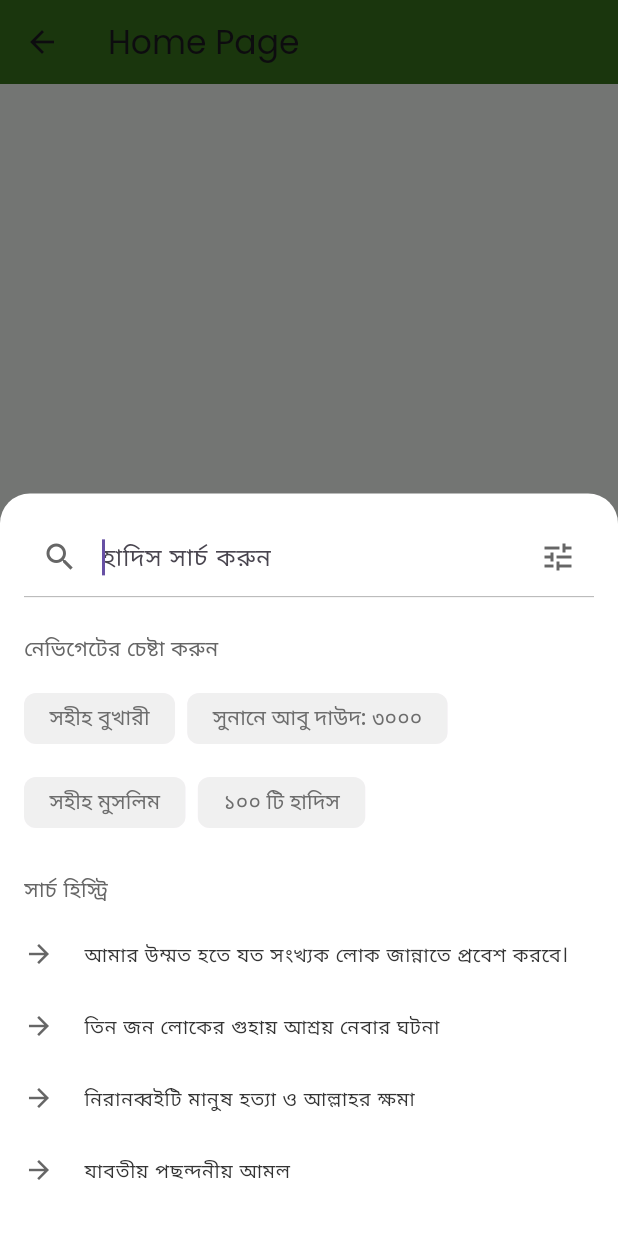
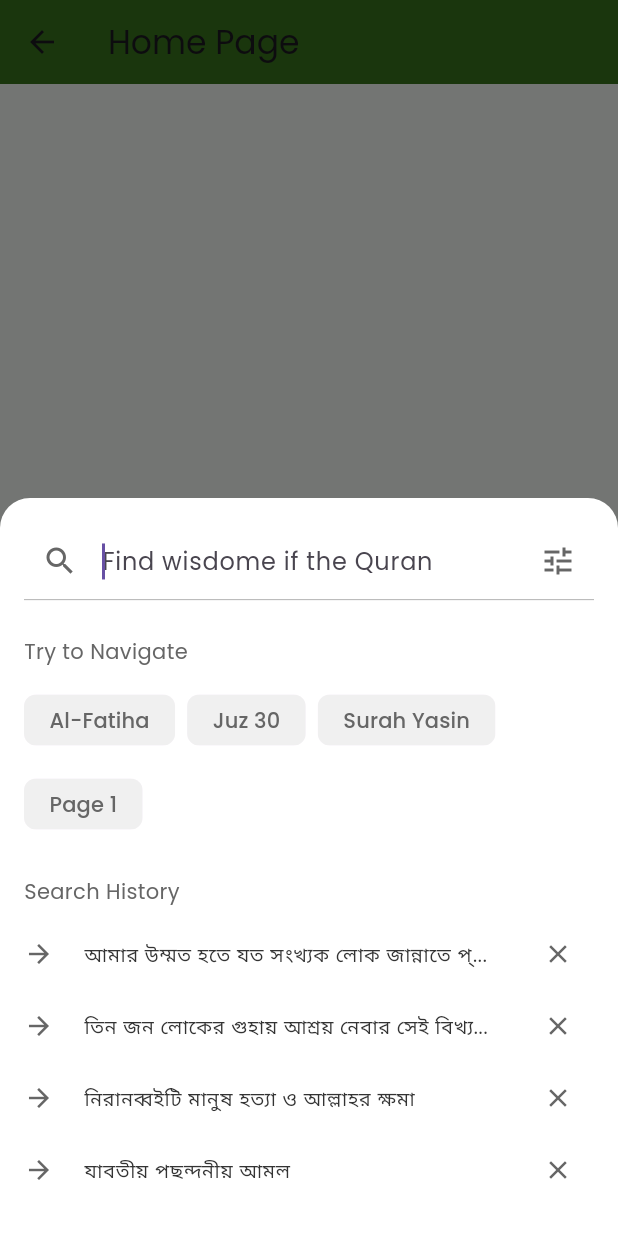
Before and after one commit to shakilmahmud10/shakil_new, a Flutter app: the BottomSheetSearch screen opened directly, after a tap on "Search Bottom Sheet", on a phone screen of 412 x 824 dp. Run offline on Flutter 3.47's test engine with Material 3 defaults, Android fonts, the phone set to English and light mode, and no system bars; our stand-ins replace flutter_svg.

Commit message:
Update search_bottom_sheet.dart

```diff
--- a/lib/project_pages/search_bottom_sheet.dart
+++ b/lib/project_pages/search_bottom_sheet.dart
@@ -1,13 +1,26 @@
 import 'package:flutter/material.dart';
 
-// --- Color Constants ---
-const Color darkOliveGreen = Color(0xFF38761D);
-const Color veryDarkGray = Color(0xFF333333);
-const Color mediumGray = Color(0xFF666666);
+// --- Color Constants (Color Palette) ---
+// Primary Color: darkOliveGreen
+const Color primaryColor = Color(0xFF38761D);
+// Secondary Color: veryDarkGray (Text/Icon)
+const Color secondaryColor = Color(0xFF333333);
+// PureWhite
+const Color pureWhite = Color(0xFFFFFFFF);
+// Grey1 (mediumGray)
+const Color grey1 = Color(0xFF666666);
+// Light Gray (For borders/dividers)
 const Color lightGray = Color(0xFF999999);
-const Color veryLightGray = Color(0xFFF0F0F0);
-const Color lightMintGreen = Color(0xFFE8F5E9);
-const Color pureWhite = Color(0xFFFFFFFF);
+// 3rd Color / Background Fill (veryLightGray)
+const Color backgroundFill = Color(0xFFF0F0F0);
+// lightMintGreen (Unused, removed for simplicity, but kept for reference)
+// const Color lightMintGreen = Color(0xFFE8F5E9);
+
+// Old names mapped to new names for consistency
+const Color darkOliveGreen = primaryColor;
+const Color veryDarkGray = secondaryColor;
+const Color mediumGray = grey1;
+const Color veryLightGray = backgroundFill;
 
 void main() {
   runApp(const HadithApp());
@@ -21,8 +34,15 @@ class HadithApp extends StatelessWidget {
     return MaterialApp(
       title: 'Al Hadith',
       theme: ThemeData(
+        // Primary Swatch updated to use the primaryColor
+        primaryColor: primaryColor,
+        scaffoldBackgroundColor: pureWhite,
+        colorScheme: ColorScheme.fromSwatch(
           primarySwatch: Colors.green,
-        scaffoldBackgroundColor: pureWhite,
+        ).copyWith(
+          primary: primaryColor,
+          secondary: primaryColor, // Secondary color often matches primary
+        ),
       ),
       debugShowCheckedModeBanner: false,
       home: const BottomSheetSearch(),
@@ -39,8 +59,8 @@ class BottomSheetSearch extends StatelessWidget {
       context: context,
       isScrollControlled: true,
       backgroundColor: Colors.transparent,
+      // Sheet content will automatically be responsive due to isScrollControlled: true
       builder: (context) {
-        // This makes the sheet content take 80% of the screen height
         return SearchBottomSheet();
       },
     );
@@ -68,7 +88,7 @@ class BottomSheetSearch extends StatelessWidget {
   }
 }
 
-// --- Search Modal Bottom Sheet (Unchanged as requested) ---
+// --- Search Modal Bottom Sheet ---
 
 class SearchBottomSheet extends StatefulWidget {
   const SearchBottomSheet({super.key});
@@ -79,10 +99,21 @@ class SearchBottomSheet extends StatefulWidget {
 
 class _SearchBottomSheetState extends State<SearchBottomSheet> {
   bool _isFilterPanelVisible = false;
-  int _radioValue = 2; // Default to 'Partial Match' as seen in the video
-  // New state variables add korun
   int _searchInValue = 0; // 0=Translation, 1=Tafsir, 2=Arabic
   int _searchTypeValue = 1; // 0=Exact, 1=Partial
+
+  // *** 1. পরিবর্তন: ড্রপডাউনের সিলেক্টেড ভ্যালু সংরক্ষণের জন্য নতুন state ভ্যারিয়েবল। ***
+  // এগুলিকে nullable (String?) রাখা হয়েছে কারণ প্রথমে কোনো আইটেম সিলেক্ট করা থাকে না।
+  String? _selectedBook;
+  String? _selectedTafsir;
+
+  // History list state variable for deletion
+  final List<String> _historyList = [
+    "আমার উম্মত হতে যত সংখ্যক লোক জান্নাতে প্রবেশ করবে তার বর্ণনা।",
+    "তিন জন লোকের গুহায় আশ্রয় নেবার সেই বিখ্যাত এবং শিক্ষণীয় ঘটনা",
+    "নিরানব্বইটি মানুষ হত্যা ও আল্লাহর ক্ষমা",
+    "যাবতীয় পছন্দনীয় আমল"
+  ];
 
   void _toggleFilterPanel() {
     setState(() {
@@ -90,11 +121,29 @@ class _SearchBottomSheetState extends State<SearchBottomSheet> {
     });
   }
 
+  // Helper Method for Truncation
+  String _getDisplayHistoryText(String text) {
+    const int maxLength = 50;
+    const int truncationLength = 40;
+    if (text.length > maxLength) {
+      return '${text.substring(0, truncationLength)}...';
+    }
+    return text;
+  }
+
+  // Helper Method for Deleting History Item
+  void _deleteHistoryItem(String itemToRemove) {
+    setState(() {
+      _historyList.remove(itemToRemove);
+    });
+  }
+
   @override
   Widget build(BuildContext context) {
+    // build মেথডে কোনো পরিবর্তন নেই...
     return Container(
       decoration: const BoxDecoration(
-        color: pureWhite, // White background
+        color: pureWhite,
         borderRadius: BorderRadius.vertical(top: Radius.circular(20.0)),
       ),
       child: ClipRRect(
@@ -109,14 +158,11 @@ class _SearchBottomSheetState extends State<SearchBottomSheet> {
               children: [
                 _buildSheetSearchBar(),
                 const SizedBox(height: 24.0),
-
-                // এই AnimatedSize উইজেটটি যোগ করুন
                 AnimatedSize(
                   duration: const Duration(milliseconds: 300),
-                  curve: Curves.easeInOut, // একটি সুন্দর অ্যানিমেশন কার্ভ
+                  curve: Curves.easeInOut,
                   child: AnimatedSwitcher(
                     duration: const Duration(milliseconds: 300),
-                    // ... transitionBuilder আগের মতোই থাকবে
                     transitionBuilder:
                         (Widget child, Animation<double> animation) {
                       final isFilterPanel =
@@ -150,26 +196,24 @@ class _SearchBottomSheetState extends State<SearchBottomSheet> {
     );
   }
 
+  // >>> নিচের মেথডগুলোতে কোনো পরিবর্তন করা হয়নি
   Widget _buildSheetSearchBar() {
     return TextField(
       autofocus: true,
       decoration: InputDecoration(
-        hintText: "হাদিস সার্চ করুন",
+        hintText: "Find wisdome if the Quran",
         prefixIcon: const Icon(Icons.search, color: mediumGray),
         suffixIcon: IconButton(
           icon: Icon(
             Icons.tune_sharp,
-            // Change color when filter is open
             color: _isFilterPanelVisible ? darkOliveGreen : mediumGray,
           ),
           onPressed: _toggleFilterPanel,
         ),
         filled: false,
-        // Bottom underline border
         border: const UnderlineInputBorder(
           borderSide: BorderSide(color: lightGray, width: 0.5),
         ),
-        // Green underline when focused
         focusedBorder: const UnderlineInputBorder(
           borderSide: BorderSide(color: lightGray, width: 0.5),
         ),
@@ -183,27 +227,13 @@ class _SearchBottomSheetState extends State<SearchBottomSheet> {
   }
 
   Widget _buildSearchPanelView() {
-    final navChips = [
-      "সহীহ বুখারী",
-      "সুনানে আবু দাউদ: ৩০০০",
-      "সহীহ মুসলিম",
-      "১০০ টি হাদিস"
-    ];
-
-    final history = [
-      "আমার উম্মত হতে যত সংখ্যক লোক জান্নাতে প্রবেশ করবে।",
-      "তিন জন লোকের গুহায় আশ্রয় নেবার ঘটনা",
-      "নিরানব্বইটি মানুষ হত্যা ও আল্লাহর ক্ষমা",
-      "যাবতীয় পছন্দনীয় আমল"
-    ];
+    final navChips = ["Al-Fatiha", "Juz 30", "Surah Yasin", "Page 1"];
 
     return Column(
-      // Unique key for AnimatedSwitcher
       key: const ValueKey('search_panel'),
       crossAxisAlignment: CrossAxisAlignment.start,
       children: [
-        const Text("নেভিগেটের চেষ্টা করুন",
-            style: TextStyle(color: mediumGray)),
+        const Text("Try to Navigate", style: TextStyle(color: mediumGray)),
         const SizedBox(height: 12.0),
         Wrap(
           spacing: 8.0,
@@ -211,43 +241,70 @@ class _SearchBottomSheetState extends State<SearchBottomSheet> {
           children: navChips.map((label) => _buildPanelChip(label)).toList(),
         ),
         const SizedBox(height: 24.0),
-        const Text("সার্চ হিস্ট্রি", style: TextStyle(color: mediumGray)),
+        const Text("Search History", style: TextStyle(color: mediumGray)),
         const SizedBox(height: 8.0),
         Column(
-          children: history
-              .map((item) => ListTile(
+          children: _historyList.map((item) {
+            final displayText = _getDisplayHistoryText(item);
+
+            return ListTile(
               leading: const Icon(Icons.arrow_forward_sharp,
                   size: 20.0, color: mediumGray),
-                    title: Text(item,
+              title: Text(
+                displayText,
                 style: const TextStyle(color: veryDarkGray),
-                        overflow: TextOverflow.ellipsis),
+                maxLines: 1,
+              ),
+              trailing: IconButton(
+                icon: const Icon(Icons.close, color: mediumGray, size: 20.0),
+                onPressed: () {
+                  _deleteHistoryItem(item);
+                },
+                constraints: const BoxConstraints(),
+                padding: const EdgeInsets.all(8.0),
+                splashRadius: 20.0,
+              ),
               contentPadding: EdgeInsets.zero,
               dense: true,
               onTap: () {},
-                  ))
-              .toList(),
+            );
+          }).toList(),
         )
       ],
     );
   }
 
+  // --- মেথডগুলোতে পরিবর্তন করা হয়েছে ---
+
   Widget _buildFilterPanelView() {
+    // *** 2. পরিবর্তন: ড্রপডাউনের জন্য ডামি ডেটা লিস্ট তৈরি করা হয়েছে। ***
+    final List<String> bookItems = [
+      'সহীহ বুখারী',
+      'সহীহ মুসলিম',
+      'সুনানে আবু দাউদ',
+      'জামে আত-তিরমিযী'
+    ];
+    final List<String> tafsirItems = [
+      'তাফসীর ইবনে কাসীর',
+      'তাফসীরে জালালাইন',
+      'তাফসীর আল-তাবারি',
+      'ফী যিলালিল কোরআন'
+    ];
+
     return Column(
       key: const ValueKey('filter_panel'),
       crossAxisAlignment: CrossAxisAlignment.start,
       children: [
-        // Row te 2ta section
         Row(
           crossAxisAlignment: CrossAxisAlignment.start,
           children: [
-            // Search In section
             Expanded(
               child: Column(
                 crossAxisAlignment: CrossAxisAlignment.start,
                 children: [
                   const Text("Search In",
                       style: TextStyle(
-                          fontWeight: FontWeight.bold,
+                          fontWeight: FontWeight.w500,
                           color: veryDarkGray,
                           fontSize: 14)),
                   const SizedBox(height: 8.0),
@@ -258,14 +315,13 @@ class _SearchBottomSheetState extends State<SearchBottomSheet> {
               ),
             ),
             const SizedBox(width: 16.0),
-            // Select Search Type section
             Expanded(
               child: Column(
                 crossAxisAlignment: CrossAxisAlignment.start,
                 children: [
                   const Text("Select Search Type",
                       style: TextStyle(
-                          fontWeight: FontWeight.bold,
+                          fontWeight: FontWeight.w500,
                           color: veryDarkGray,
                           fontSize: 14)),
                   const SizedBox(height: 8.0),
@@ -277,15 +333,43 @@ class _SearchBottomSheetState extends State<SearchBottomSheet> {
           ],
         ),
         const SizedBox(height: 20.0),
+        // আপনার পুরোনো কোডে 'Search by Surah' ছিল, আমি এটিকে আগের 'হাদিস গ্রন্থসমূহ...' দিয়ে প্রতিস্থাপন করেছি।
         const Text("হাদিস গ্রন্থসমূহ সিলেক্ট করুন",
-            style: TextStyle(fontWeight: FontWeight.bold, color: veryDarkGray)),
+            style: TextStyle(fontWeight: FontWeight.w500, color: veryDarkGray)),
         const SizedBox(height: 8.0),
-        _buildDropdown("বই সিলেক্ট করুন"),
+
+        // *** 3. পরিবর্তন: _buildDropdown মেথডে নতুন প্যারামিটার পাস করা হয়েছে। ***
+        _buildDropdown(
+          hint: "বই সিলেক্ট করুন",
+          value: _selectedBook,
+          items: bookItems,
+          onChanged: (newValue) {
+            // setState ব্যবহার করে সিলেক্টেড বইয়ের ভ্যালু আপডেট করা হচ্ছে।
+            setState(() {
+              _selectedBook = newValue;
+            });
+          },
+        ),
+
         const SizedBox(height: 16.0),
+        // আপনার পুরোনো কোডে 'Tafsir Select' ছিল, আমি এটিকে আগের 'তাহকিক সিলেক্ট...' দিয়ে প্রতিস্থাপন করেছি।
         const Text("তাহকিক সিলেক্ট করুন",
-            style: TextStyle(fontWeight: FontWeight.bold, color: veryDarkGray)),
+            style: TextStyle(fontWeight: FontWeight.w500, color: veryDarkGray)),
         const SizedBox(height: 8.0),
-        _buildDropdown("তাহকিক সিলেক্ট করুন"),
+
+        // *** 4. পরিবর্তন: দ্বিতীয় ড্রপডাউনের জন্যেও একই কাজ করা হয়েছে। ***
+        _buildDropdown(
+          hint: "তাফসীর সিলেক্ট করুন",
+          value: _selectedTafsir,
+          items: tafsirItems,
+          onChanged: (newValue) {
+            // setState ব্যবহার করে সিলেক্টেড তাফসীরের ভ্যালু আপডেট করা হচ্ছে।
+            setState(() {
+              _selectedTafsir = newValue;
+            });
+          },
+        ),
+
         const SizedBox(height: 26.0),
         Row(
           children: [
@@ -294,8 +378,8 @@ class _SearchBottomSheetState extends State<SearchBottomSheet> {
                 onPressed: () {},
                 style: ElevatedButton.styleFrom(
                   elevation: 0,
-                  backgroundColor: const Color(0xFFE7E7E7),
-                  foregroundColor: Colors.black,
+                  backgroundColor: backgroundFill,
+                  foregroundColor: veryDarkGray,
                   shape: RoundedRectangleBorder(
                       borderRadius: BorderRadius.circular(8)),
                   padding: const EdgeInsets.symmetric(vertical: 12),
@@ -309,7 +393,7 @@ class _SearchBottomSheetState extends State<SearchBottomSheet> {
                 onPressed: () {},
                 style: ElevatedButton.styleFrom(
                   elevation: 0,
-                  backgroundColor: const Color(0xFF4F8B34),
+                  backgroundColor: primaryColor,
                   foregroundColor: pureWhite,
                   shape: RoundedRectangleBorder(
                       borderRadius: BorderRadius.circular(8)),
@@ -324,15 +408,16 @@ class _SearchBottomSheetState extends State<SearchBottomSheet> {
     );
   }
 
+  // >>> নিচের মেথডগুলোতে কোনো পরিবর্তন করা হয়নি
   Widget _buildPanelChip(String label) {
     return ActionChip(
       label: Text(label),
       onPressed: () {},
       backgroundColor: veryLightGray,
-      labelStyle: const TextStyle(color: Color.fromARGB(255, 109, 109, 109)),
+      labelStyle: const TextStyle(color: mediumGray),
       shape: RoundedRectangleBorder(
         borderRadius: BorderRadius.circular(8.0),
-        side: BorderSide(color: Colors.transparent),
+        side: const BorderSide(color: Colors.transparent),
       ),
       padding: const EdgeInsets.symmetric(horizontal: 8),
     );
@@ -410,10 +495,21 @@ class _SearchBottomSheetState extends State<SearchBottomSheet> {
     );
   }
 
-  Widget _buildDropdown(String hint) {
+  // *** 5. পরিবর্তন: _buildDropdown মেথডটি state পরিচালনার জন্য আপডেট করা হয়েছে। ***
+  /// এটি এখন hint, value, item list এবং onChanged ফাংশন প্যারামিটার হিসেবে গ্রহণ করে।
+  Widget _buildDropdown({
+    required String hint,
+    required String? value,
+    required List<String> items,
+    required ValueChanged<String?> onChanged,
+  }) {
     return DropdownButtonFormField<String>(
+      // Style for the dropdown menu itself
+      dropdownColor: pureWhite,
       hint: Text(hint, style: const TextStyle(color: mediumGray)),
       icon: const Icon(Icons.keyboard_arrow_down, color: mediumGray),
+      // The currently selected value
+      value: value,
       decoration: InputDecoration(
         filled: true,
         fillColor: veryLightGray,
@@ -423,8 +519,22 @@ class _SearchBottomSheetState extends State<SearchBottomSheet> {
         ),
         contentPadding: const EdgeInsets.symmetric(horizontal: 12.0),
       ),
-      items: const [], // Dummy items list
-      onChanged: (value) {},
+      // আইটেম লিস্ট ম্যাপ করে DropdownMenuItem তৈরি করা হচ্ছে।
+      items: items.map((String item) {
+        return DropdownMenuItem<String>(
+          value: item,
+          child: Text(
+            item,
+            // ড্রপডাউন আইটেমের টেক্সট স্টাইল।
+            style: const TextStyle(
+              color: veryDarkGray, // Main text color
+              fontSize: 14,
+            ),
+          ),
+        );
+      }).toList(),
+      // যখন একটি নতুন আইটেম সিলেক্ট করা হয়, তখন এই ফাংশন কল হয়।
+      onChanged: onChanged,
     );
   }
 }
```
Lines whose indentation alone changed are shown as unchanged.
